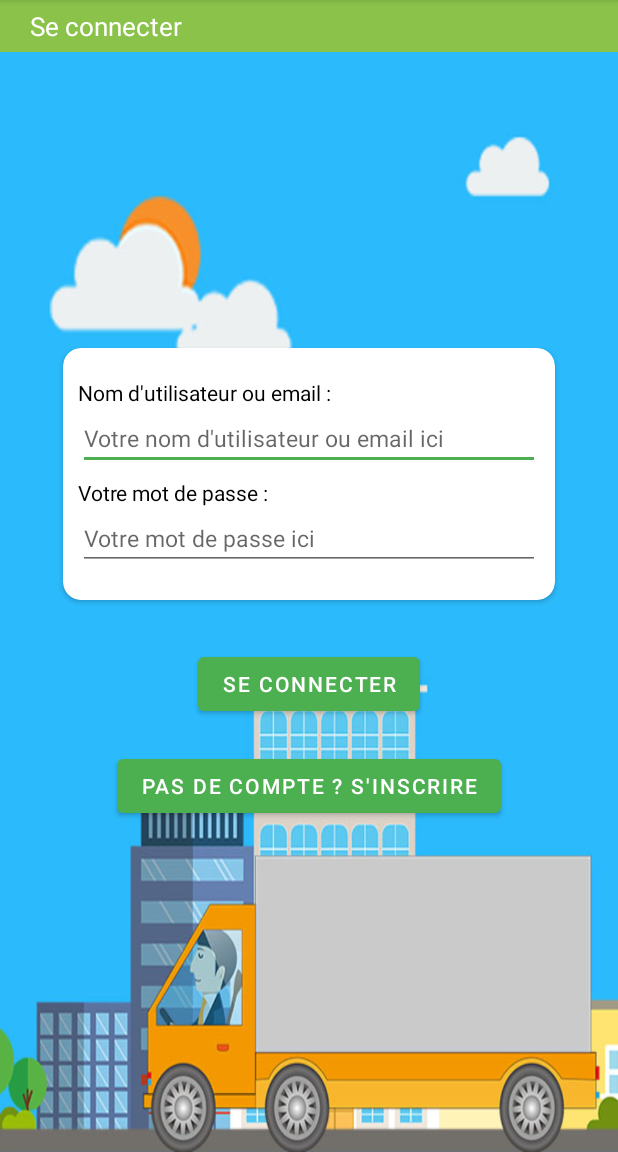
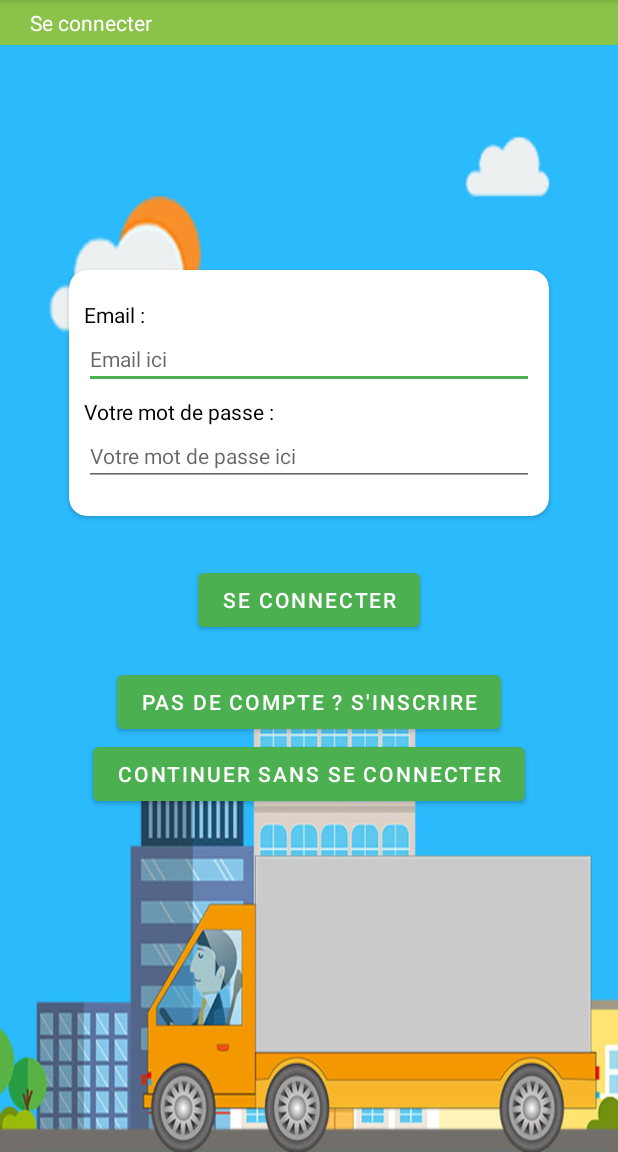
Before and after one commit to aminerachyd/Projet-Android-S3P2, an Android app: the screen it shows after launch (LoginActivity), on a phone screen of 412 x 824 dp, the part 84-1236 px from its top. Run offline under Robolectric (Android 15) with nearby library versions, the phone set to English and light mode, and no system bars; our stand-ins replace Dagger/Hilt's generated code.

Commit message:
Modification de l'activité Login Mise en place du systeme d'authentification

```diff
--- a/JibMaak/app/build.gradle
+++ b/JibMaak/app/build.gradle
@@ -48,6 +48,7 @@ dependencies {
     implementation 'androidx.lifecycle:lifecycle-livedata:2.2.0'
     implementation 'androidx.lifecycle:lifecycle-viewmodel:2.2.0'
     implementation 'com.google.android.gms:play-services-maps:17.0.0'
+
     // Hilt
     annotationProcessor 'com.google.dagger:hilt-android-compiler:2.30.1-alpha'
     annotationProcessor 'androidx.hilt:hilt-compiler:1.0.0-alpha02'
--- a/JibMaak/app/src/main/AndroidManifest.xml
+++ b/JibMaak/app/src/main/AndroidManifest.xml
@@ -1,8 +1,11 @@
 <?xml version="1.0" encoding="utf-8"?>
 <manifest xmlns:android="http://schemas.android.com/apk/res/android"
     package="com.inpt.jibmaak">
-
+    <uses-permission android:name="android.permission.INTERNET" />
+    <uses-permission android:name="android.permission.ACCESS_NETWORK_STATE" />
+    <!-- FIXME le cleartext à retirer à la fin -->
     <application
+        android:usesCleartextTraffic="true"
         android:name=".activities.MonApplication"
         android:allowBackup="true"
         android:icon="@mipmap/ic_launcher"
--- /dev/null
+++ b/JibMaak/app/src/main/java/com/inpt/jibmaak/activities/BaseActivity.java
@@ -0,0 +1,122 @@
+package com.inpt.jibmaak.activities;
+
+import android.content.Context;
+import android.net.ConnectivityManager;
+import android.net.Network;
+import android.net.NetworkCapabilities;
+import android.os.Bundle;
+import android.widget.Toast;
+
+import androidx.appcompat.app.AppCompatActivity;
+
+import com.inpt.jibmaak.R;
+import com.inpt.jibmaak.model.User;
+import com.inpt.jibmaak.repository.AuthManager;
+
+/** Superclasse des activités qui définit une interface pour la gestion de la connexion et des
+ * différents evenements
+ */
+public abstract class BaseActivity extends AppCompatActivity {
+    protected User user;
+    protected boolean hasWaitingScreen;
+    protected boolean hasConnection;
+    protected ConnectivityManager.NetworkCallback networkCallback;
+    @Override
+    protected void onCreate(Bundle savedInstanceState) {
+        super.onCreate(savedInstanceState);
+        AuthManager authManager = getAuthManager();
+        // Un observateur qui surveille les actions de connexion
+        // (connexion, deconnexion, etc)
+        authManager.getAuthActionData().observe(this, authAction -> {
+            removeWaitingScreen();
+            switch (authAction.getAction()){
+                case LOGOUT:
+                    user = null;
+                    onLogout(false);
+                    break;
+                case LOGIN:
+                    user = authAction.getUser();
+                    onLogin();
+                    break;
+                case UNEXPECTED_LOGOUT:
+                    user = null;
+                    // On affiche un message d'erreur
+                    Toast.makeText(BaseActivity.this, R.string.deconnexion_surprise,
+                            Toast.LENGTH_LONG).show();
+                    onLogout(true);
+                    break;
+                case UNAUTHORIZED:
+                    onUnauthorized();
+                    break;
+            }
+        });
+        // Callback qui surveille l'etat de la connexion internet
+        ConnectivityManager connectivityManager =  (ConnectivityManager)
+                getSystemService(Context.CONNECTIVITY_SERVICE);
+        networkCallback = new ConnectivityManager.NetworkCallback(){
+
+            @Override
+            public void onCapabilitiesChanged(Network network, NetworkCapabilities networkCapabilities) {
+                hasConnection = networkCapabilities
+                        .hasCapability(NetworkCapabilities.NET_CAPABILITY_INTERNET);
+            }
+
+            @Override
+            public void onLost(Network network) {
+                hasConnection = false;
+            }
+        };
+        connectivityManager.registerDefaultNetworkCallback(networkCallback);
+    }
+
+    @Override
+    public void onDestroy() {
+        super.onDestroy();
+        // On retire le callback pour éviter les fuites de memoires
+        ConnectivityManager connectivityManager = (ConnectivityManager)
+                getSystemService(Context.CONNECTIVITY_SERVICE);
+        connectivityManager.unregisterNetworkCallback(networkCallback);
+    }
+
+    /** Crée un ecran d'attente
+     *
+     */
+    public void makeWaitingScreen(){
+        if (!hasWaitingScreen){
+            // TODO : code
+            hasWaitingScreen = true;
+        }
+    }
+
+    /** Retire l'ecran d'attente
+     *
+     */
+    public void removeWaitingScreen(){
+        if (hasWaitingScreen){
+            //TODO : code
+            hasWaitingScreen = false;
+        }
+    }
+
+    /**
+     * Methode appelée à la connexion de l'utilisateur
+     */
+    public abstract void onLogin();
+
+    /**
+     * Methode appelée à la deconnexion de l'utilisateur
+     * @param isUnexpected est-ce que la connexion était volontaire
+     */
+    public abstract void onLogout(boolean isUnexpected);
+
+    /** Methode appelée lorsqu'une erreur 401 est recu
+     *
+     */
+    public abstract void onUnauthorized();
+
+    /**
+     * Methode qui fournit le authManager de l'activité
+     * @return L'attribut authManager du viewmodel ou autre
+     */
+    public abstract AuthManager getAuthManager();
+}
--- a/JibMaak/app/src/main/java/com/inpt/jibmaak/activities/LoginActivity.java
+++ b/JibMaak/app/src/main/java/com/inpt/jibmaak/activities/LoginActivity.java
@@ -1,42 +1,104 @@
 package com.inpt.jibmaak.activities;
-
-import androidx.appcompat.app.AppCompatActivity;
 
 import android.content.Intent;
 import android.os.Bundle;
-import android.view.View;
+import android.util.Patterns;
 import android.widget.Button;
+import android.widget.EditText;
+import android.widget.Toast;
 
 import com.inpt.jibmaak.R;
+import com.inpt.jibmaak.repository.AuthManager;
 
-public class LoginActivity extends AppCompatActivity {
+import javax.inject.Inject;
+
+import dagger.hilt.android.AndroidEntryPoint;
+
+@AndroidEntryPoint
+public class LoginActivity extends BaseActivity {
 
     // Activité de login
     // L'utilisateur doit se connecter avec son mail ou son username
     // Si l'utilisateur n'a pas de compte il doit s'inscrire
-
-    Button seConnecter, sInscrire;
+    @Inject
+    protected AuthManager authManager;
+    protected EditText mail;
+    protected EditText mdp;
 
     @Override
     protected void onCreate(Bundle savedInstanceState) {
         super.onCreate(savedInstanceState);
         setContentView(R.layout.activity_login);
 
-        // On map les différents boutons a la vue
-        sInscrire = findViewById(R.id.s_inscrire);
-        seConnecter = findViewById(R.id.se_connecter);
+        // On recupere les vues
+        Button inscrire = findViewById(R.id.bouton_inscrire);
+        Button connexion = findViewById(R.id.bouton_connecter);
+        Button continuer = findViewById(R.id.bouton_continuer);
+        mail = findViewById(R.id.zone_mail);
+        mdp = findViewById(R.id.zone_mdp);
 
-        sInscrire.setOnClickListener(v -> {
+        // On definit les callback
+        inscrire.setOnClickListener(v -> {
             Intent intent = new Intent(getBaseContext(), RegisterActivity.class);
-
             startActivity(intent);
         });
 
-        seConnecter.setOnClickListener(v -> {
-            // TODO Un système d'authentification
+        connexion.setOnClickListener(v -> {
+            if (!hasConnection){
+                Toast.makeText(LoginActivity.this,R.string.no_connection,
+                        Toast.LENGTH_SHORT).show();
+                return;
+            }
+            String saisie_mail = mail.getText().toString();
+            String saisie_mdp = mdp.getText().toString();
+            if (saisie_mail.length() == 0 || !Patterns.EMAIL_ADDRESS.matcher(saisie_mail).matches())
+                Toast.makeText(LoginActivity.this,R.string.email_incorrect,
+                        Toast.LENGTH_SHORT).show();
+            else if (saisie_mdp.length() == 0)
+                Toast.makeText(LoginActivity.this,R.string.mdp_vide,
+                        Toast.LENGTH_SHORT).show();
+            else{
+                authManager.login(saisie_mail,saisie_mdp);
+            }
+        });
+
+        continuer.setOnClickListener(v -> {
             Intent intent = new Intent(getBaseContext(), MenuActivity.class);
-
             startActivity(intent);
+            finish();
+        });
+        authManager.getAuthActionData().observe(this, authAction -> {
+            switch (authAction.getAction()){
+                case LOGIN_INCORRECT:
+                    Toast.makeText(LoginActivity.this,R.string.error_credentials,Toast.LENGTH_SHORT).show();
+                    break;
+                case LOGIN_ERROR:
+                    Toast.makeText(LoginActivity.this,R.string.error,Toast.LENGTH_SHORT).show();
+                    break;
+            }
         });
     }
+
+    @Override
+    public void onLogin() {
+        Toast.makeText(LoginActivity.this,getString(R.string.salutations,user.getPrenom()),Toast.LENGTH_SHORT).show();
+        Intent intent = new Intent(getBaseContext(), MenuActivity.class);
+        startActivity(intent);
+        finish();
+    }
+
+    @Override
+    public void onLogout(boolean isUnexpected) {
+        // Rien à faire ici
+    }
+
+    @Override
+    public void onUnauthorized() {
+        // Rien à faire ici
+    }
+
+    @Override
+    public AuthManager getAuthManager() {
+        return authManager;
+    }
 }
--- a/JibMaak/app/src/main/java/com/inpt/jibmaak/activities/RegisterActivity.java
+++ b/JibMaak/app/src/main/java/com/inpt/jibmaak/activities/RegisterActivity.java
@@ -4,7 +4,6 @@ import androidx.appcompat.app.AppCompatActivity;
 
 import android.content.Intent;
 import android.os.Bundle;
-import android.view.View;
 import android.widget.Button;
 import android.widget.Toast;
 
@@ -25,7 +24,7 @@ public class RegisterActivity extends AppCompatActivity {
         setContentView(R.layout.activity_register);
 
         // On map les différents boutons a la vue
-        sInscrire = findViewById(R.id.s_inscrire);
+        sInscrire = findViewById(R.id.bouton_inscrire);
 
         sInscrire.setOnClickListener(v -> {
             Intent intent = new Intent(getBaseContext(), LoginActivity.class);
--- a/JibMaak/app/src/main/java/com/inpt/jibmaak/repository/Resource.java
+++ b/JibMaak/app/src/main/java/com/inpt/jibmaak/repository/Resource.java
@@ -1,6 +1,6 @@
 package com.inpt.jibmaak.repository;
 
-/** Un objet wrapper qui contient une ressource avec un statut */
+/** Classe enveloppe qui contient une ressource (User,Offer) avec un statut */
 public class Resource<T> {
     /** Les différents status possibles des operations */
     public enum Status{
@@ -11,8 +11,8 @@ public class Resource<T> {
         /** L'operation a été correctement effectuée */
         OK
     }
-    private T resource;
-    private Status status;
+    protected T resource;
+    protected Status status;
 
     public T getResource() {
         return resource;
--- a/JibMaak/app/src/main/java/com/inpt/jibmaak/repository/RetrofitOfferRepository.java
+++ b/JibMaak/app/src/main/java/com/inpt/jibmaak/repository/RetrofitOfferRepository.java
@@ -14,7 +14,6 @@ import javax.inject.Inject;
  * source de données et Retrofit
  */
 public class RetrofitOfferRepository implements OfferRepository{
-    public final static String BASE_URL = "http://www.test.com"; //TODO: Change url
     protected RetrofitOfferService offerService;
     protected MutableLiveData<Resource<List<Offer>>> searchData;
     protected MutableLiveData<Resource<Offer>> offerData;
--- a/JibMaak/app/src/main/java/com/inpt/jibmaak/repository/RetrofitUserRepository.java
+++ b/JibMaak/app/src/main/java/com/inpt/jibmaak/repository/RetrofitUserRepository.java
@@ -12,7 +12,6 @@ import javax.inject.Inject;
  * source de données et Retrofit
  */
 public class RetrofitUserRepository implements UserRepository {
-    public static final String BASE_URL = "http://www.test.com"; // TODO: changer url
     protected MutableLiveData<Resource<User>> userData;
     protected RetrofitUserService userService;
 
--- a/JibMaak/app/src/main/java/com/inpt/jibmaak/services/AuthResponse.java
+++ b/JibMaak/app/src/main/java/com/inpt/jibmaak/services/AuthResponse.java
@@ -1,5 +1,6 @@
 package com.inpt.jibmaak.services;
 
+/** Une classe qui correspond à la réponse JSON du serveur durant l'authentification */
 public class AuthResponse {
     protected String message;
     protected String payload; // Le payload (varie en fonction de la requete)
--- a/JibMaak/app/src/main/res/layout/activity_login.xml
+++ b/JibMaak/app/src/main/res/layout/activity_login.xml
@@ -13,13 +13,13 @@
         android:background="@color/accent"
         android:paddingHorizontal="20dp"
         android:paddingVertical="5dp"
-        android:text="Se connecter"
+        android:text="@string/se_connecter"
         android:textColor="#FFFFFF"
-        android:textSize="17dp" />
+        android:textSize="14sp" />
 
     <LinearLayout
-        android:layout_width="match_parent"
-        android:layout_height="wrap_content"
+        android:layout_width="344dp"
+        android:layout_height="432dp"
         android:layout_centerInParent="true"
         android:layout_marginHorizontal="30dp"
         android:orientation="vertical">
@@ -42,49 +42,63 @@
                     android:layout_width="wrap_content"
                     android:layout_height="wrap_content"
                     android:layout_gravity="start"
-                    android:text="Nom d'utilisateur ou email :"
+                    android:text="@string/email"
                     android:textColor="#000000" />
 
                 <EditText
+                    android:id="@+id/zone_mail"
                     android:layout_width="match_parent"
                     android:layout_height="wrap_content"
-                    android:hint="Votre nom d'utilisateur ou email ici"
-                    android:textSize="15dp" />
+                    android:hint="@string/email_ici"
+                    android:inputType="textEmailAddress"
+                    android:textSize="14sp"
+                    android:autofillHints="emailAddress" />
 
                 <TextView
                     android:layout_width="wrap_content"
                     android:layout_height="wrap_content"
                     android:layout_gravity="start"
                     android:layout_marginTop="5dp"
-                    android:text="Votre mot de passe :"
+                    android:text="@string/mot_de_passe"
                     android:textColor="#000000" />
 
                 <EditText
+                    android:id="@+id/zone_mdp"
                     android:layout_width="match_parent"
                     android:layout_height="wrap_content"
-                    android:hint="Votre mot de passe ici"
+                    android:hint="@string/mot_de_passe_ici"
                     android:inputType="textPassword"
-                    android:textSize="15dp" />
+                    android:textSize="14sp"
+                    android:autofillHints="password" />
             </LinearLayout>
 
         </androidx.cardview.widget.CardView>
 
         <Button
-            android:id="@+id/se_connecter"
+            android:id="@+id/bouton_connecter"
             android:layout_width="wrap_content"
             android:layout_height="wrap_content"
             android:layout_gravity="center"
             android:layout_marginVertical="20dp"
-            android:text="Se connecter"
+            android:text="@string/se_connecter"
             android:textColor="#FFFFFF" />
 
         <Button
-            android:id="@+id/s_inscrire"
+            android:id="@+id/bouton_inscrire"
             android:layout_width="wrap_content"
             android:layout_height="wrap_content"
             android:layout_gravity="center"
-            android:text="Pas de compte ? S'inscrire"
+            android:text="@string/s_inscrire"
             android:textColor="#FFFFFF" />
+
+        <Button
+            android:id="@+id/bouton_continuer"
+            android:layout_width="wrap_content"
+            android:layout_height="wrap_content"
+            android:layout_gravity="center"
+            android:text="@string/sans_connecter"
+            android:textColor="#FFFFFF" />
+
     </LinearLayout>
 
 </RelativeLayout>
--- a/JibMaak/app/src/main/res/layout/activity_register.xml
+++ b/JibMaak/app/src/main/res/layout/activity_register.xml
@@ -99,7 +99,7 @@
         </androidx.cardview.widget.CardView>
 
         <Button
-            android:id="@+id/s_inscrire"
+            android:id="@+id/bouton_inscrire"
             android:layout_width="wrap_content"
             android:layout_height="wrap_content"
             android:layout_gravity="center"
--- a/JibMaak/app/src/main/res/values/strings.xml
+++ b/JibMaak/app/src/main/res/values/strings.xml
@@ -18,4 +18,18 @@
     <string name="poids_disponible">Poids disponible minimum : %1$d kg</string>
     <string name="prix_minimum">Prix minimum : %1$d dh/kg</string>
     <string name="prix_maximum">Prix maximum : %1$d dh/kg</string>
+    <string name="email_incorrect">Erreur : mail incorrect</string>
+    <string name="mdp_vide">Erreur : pas de mot de passe saisi</string>
+    <string name="error_credentials">Erreur : email ou mot de passe incorrect</string>
+    <string name="error">Erreur : veuillez reesayer</string>
+    <string name="no_connection">Pas de connexion</string>
+    <string name="se_connecter">Se connecter</string>
+    <string name="email">Email :</string>
+    <string name="email_ici">Email ici</string>
+    <string name="mot_de_passe">Votre mot de passe :</string>
+    <string name="mot_de_passe_ici">Votre mot de passe ici</string>
+    <string name="s_inscrire">Pas de compte ? S\'inscrire</string>
+    <string name="sans_connecter">Continuer sans se connecter</string>
+    <string name="salutations">"Bonjour %1$s ! "</string>
+    <string name="deconnexion_surprise">Erreur : vous êtes deconnecté</string>
 </resources>
```
Also changed, not shown: JibMaak/app/src/main/java/com/inpt/jibmaak/RepositoryModule.java (+7 -5 lines), JibMaak/app/src/main/java/com/inpt/jibmaak/activities/SearchOfferActivity.java (+22 -1 lines), JibMaak/app/src/main/java/com/inpt/jibmaak/repository/AuthAction.java (added, +45 -0 lines), JibMaak/app/src/main/java/com/inpt/jibmaak/repository/AuthCallbackInterceptor.java (+4 -3 lines), JibMaak/app/src/main/java/com/inpt/jibmaak/repository/AuthManager.java (+38 -40 lines), JibMaak/app/src/main/java/com/inpt/jibmaak/viewmodels/SearchOfferViewModel.java (+12 -1 lines), 1 other file.
